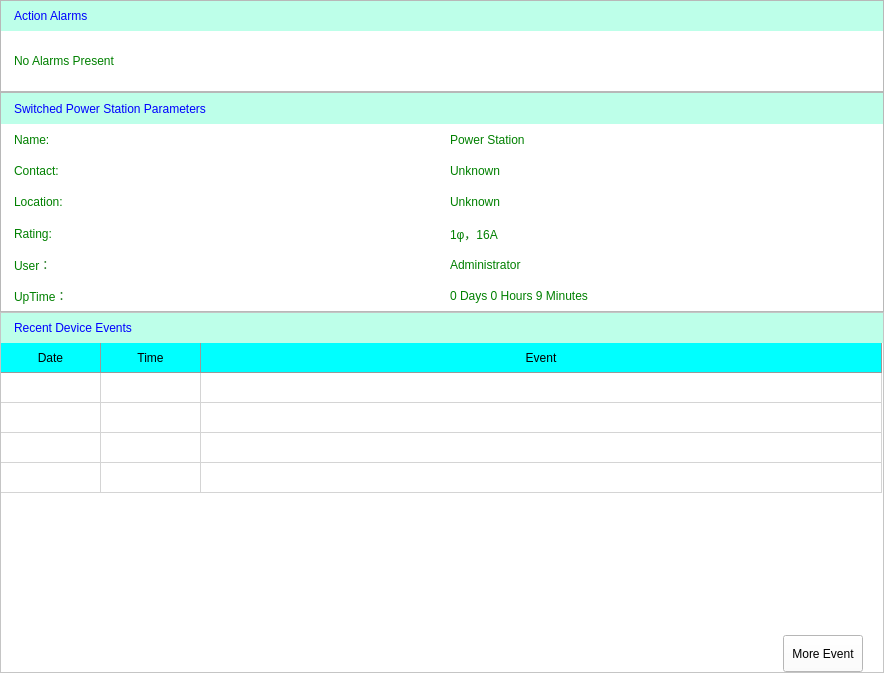
First picture: the form in PS/home/home.ui, repository yangfengfeng8/Test, before the edit.
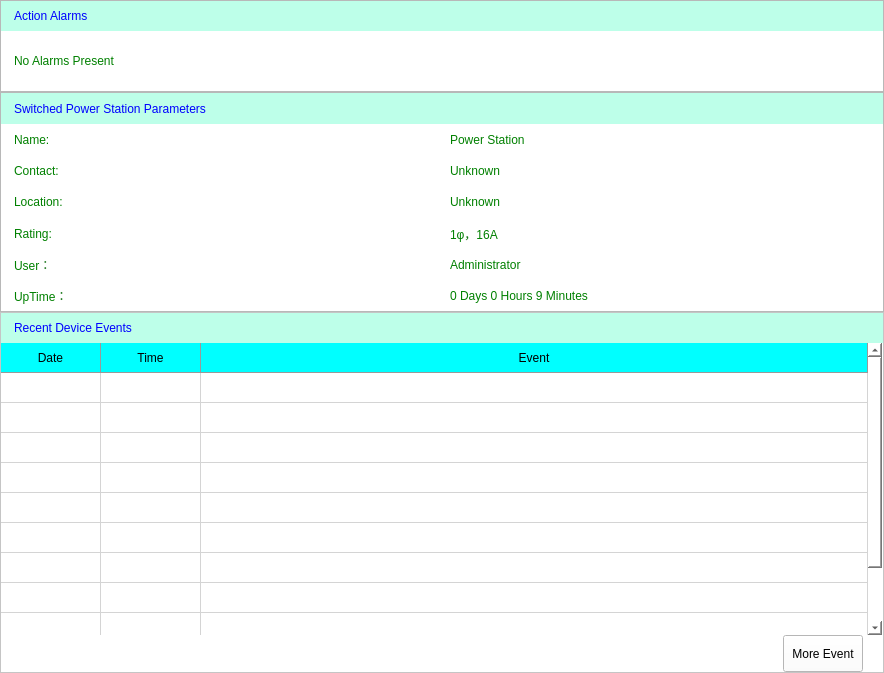
Second picture: the form after the edit. Icons and pictures are not drawn.

The edit to the form file:
```diff
--- a/PS/home/home.ui
+++ b/PS/home/home.ui
@@ -519,7 +519,7 @@
          <enum>Qt::SolidLine</enum>
         </property>
         <property name="rowCount">
-         <number>4</number>
+         <number>10</number>
         </property>
         <property name="columnCount">
          <number>3</number>
@@ -540,6 +540,12 @@
         <row/>
         <row/>
         <row/>
+        <row/>
+        <row/>
+        <row/>
+        <row/>
+        <row/>
+        <row/>
         <column>
          <property name="text">
           <string>Date</string>
```
Left out of the diff: 6 changed lines with no effect on the pictures.
